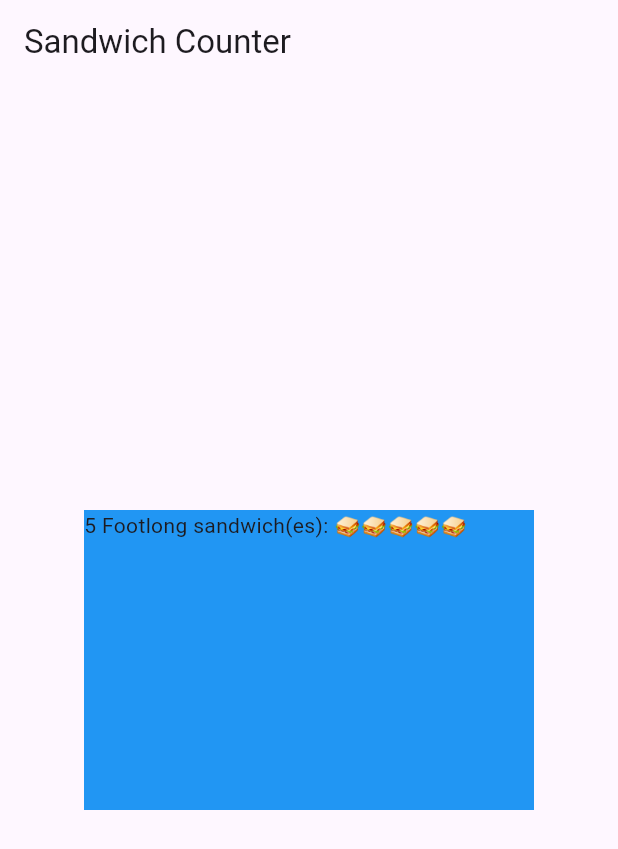
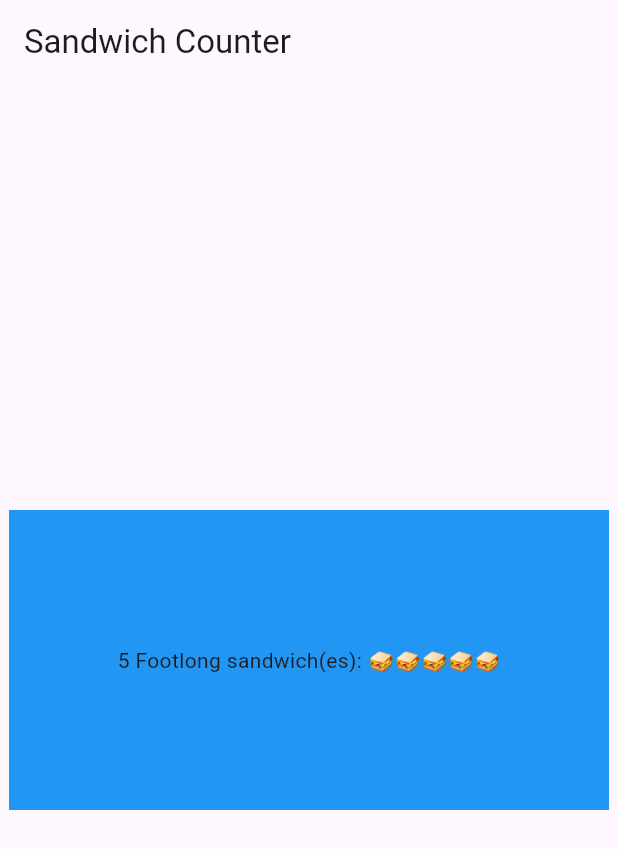
Before and after one commit to Mattcodez21/sandwich_shop, a Flutter app: the screen it shows after launch, on a phone screen of 412 x 824 dp. Shown: the top 849 px of the screen. Run offline on Flutter 3.47's test engine with Material 3 defaults, Android fonts, the phone set to English and light mode, and no system bars.

Commit message:
Placing Text in Centre of Container

```diff
--- a/lib/main.dart
+++ b/lib/main.dart
@@ -30,9 +30,10 @@ class OrderItemDisplay extends StatelessWidget {
   @override
   Widget build(BuildContext context) {
     return Container(
-        width: 300,
+        width: 400,
         height: 200,
         color: Colors.blue,
+        alignment: Alignment.center,
         child: Text('$quantity $itemType sandwich(es): ${'🥪' * quantity}'));
   }
 }
```
